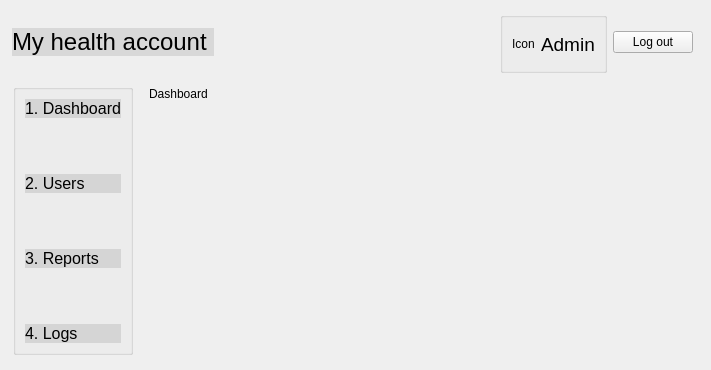
The window that adminmain.ui (Darijan444/COV-19-Desktop_App) describes before a commit, drawn with Qt 5.
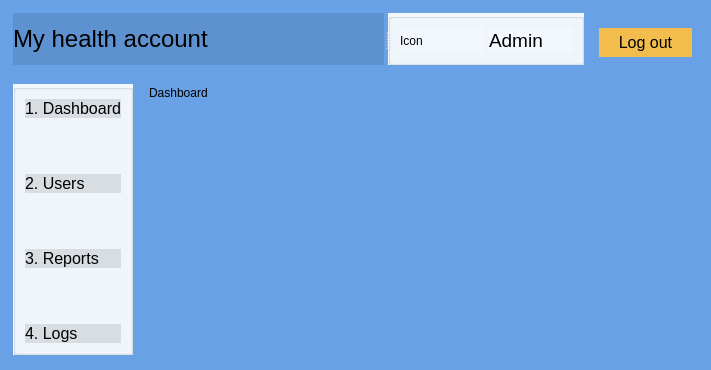
The same window after the commit.

Commit message: changed the color in admin part

Diff of the .ui file:
```diff
--- a/adminmain.ui
+++ b/adminmain.ui
@@ -13,94 +13,9 @@
   <property name="windowTitle">
    <string>Dialog</string>
   </property>
-  <widget class="QWidget" name="layoutWidget">
-   <property name="geometry">
-    <rect>
-     <x>12</x>
-     <y>12</y>
-     <width>681</width>
-     <height>61</height>
-    </rect>
-   </property>
-   <layout class="QHBoxLayout" name="horizontalLayout_3">
-    <item>
-     <widget class="QPushButton" name="pushButtonMyHealthAccount">
-      <property name="styleSheet">
-       <string notr="true">QPushButton {
-	background-color: rgb(0, 0, 0,0.1); 
-	border: none; 
-	color: rgb(0, 0, 0); 
-	font: 24px;
-	text-align: left;
-} 
-
-</string>
-      </property>
-      <property name="text">
-       <string>My health account </string>
-      </property>
-     </widget>
-    </item>
-    <item>
-     <spacer name="horizontalSpacer">
-      <property name="orientation">
-       <enum>Qt::Horizontal</enum>
-      </property>
-      <property name="sizeHint" stdset="0">
-       <size>
-        <width>188</width>
-        <height>20</height>
-       </size>
-      </property>
-     </spacer>
-    </item>
-    <item>
-     <widget class="QGroupBox" name="groupBox_6">
-      <property name="title">
-       <string/>
-      </property>
-      <layout class="QHBoxLayout" name="horizontalLayout_2">
-       <item>
-        <layout class="QHBoxLayout" name="horizontalLayout">
-         <item>
-          <widget class="QLabel" name="labelAdmin">
-           <property name="text">
-            <string>Icon</string>
-           </property>
-          </widget>
-         </item>
-         <item>
-          <widget class="QLabel" name="label_17">
-           <property name="font">
-            <font>
-             <family>.AppleSystemUIFont</family>
-             <pointsize>14</pointsize>
-             <italic>false</italic>
-             <bold>false</bold>
-            </font>
-           </property>
-           <property name="styleSheet">
-            <string notr="true">font: 14pt &quot;.AppleSystemUIFont&quot;;</string>
-           </property>
-           <property name="text">
-            <string>Admin</string>
-           </property>
-          </widget>
-         </item>
-        </layout>
-       </item>
-      </layout>
-     </widget>
-    </item>
-    <item>
-     <widget class="QPushButton" name="pushButtonLogout">
-      <property name="text">
-       <string>Log out</string>
-      </property>
-     </widget>
-    </item>
-   </layout>
-  </widget>
+  <property name="styleSheet">
+   <string notr="true">background-color: rgb(104, 161, 229);</string>
+  </property>
   <widget class="QWidget" name="gridLayoutWidget">
    <property name="geometry">
     <rect>
@@ -121,6 +36,9 @@
      <height>271</height>
     </rect>
    </property>
+   <property name="styleSheet">
+    <string notr="true">background-color: rgb(242, 248, 253)</string>
+   </property>
    <property name="title">
     <string/>
    </property>
@@ -262,18 +180,123 @@
    <property name="geometry">
     <rect>
      <x>149</x>
-     <y>84</y>
-     <width>77</width>
-     <height>19</height>
+     <y>82</y>
+     <width>141</width>
+     <height>21</height>
     </rect>
    </property>
    <property name="styleSheet">
-    <string notr="true">font: 16pt &quot;.AppleSystemUIFont&quot;;</string>
+    <string notr="true">font: 16pt &quot;.AppleSystemUIFont&quot;;
+background-color: rgb(104, 161, 229);</string>
    </property>
    <property name="text">
     <string>Dashboard</string>
    </property>
   </widget>
+  <widget class="QPushButton" name="pushButtonLogout">
+   <property name="geometry">
+    <rect>
+     <x>599</x>
+     <y>28</y>
+     <width>93</width>
+     <height>29</height>
+    </rect>
+   </property>
+   <property name="styleSheet">
+    <string notr="true">QPushButton {
+
+    background-color: rgb(242, 189, 76); 
+
+    border: none; 
+
+    color: rgb(0, 0, 0); 
+
+    font: 16px;
+
+} 
+
+QPushButton:hover { 
+
+    background-color: rgb(245, 149, 66); 
+
+    border: none; 
+
+    color: rgb(0, 43, 255); 
+
+}</string>
+   </property>
+   <property name="text">
+    <string>Log out</string>
+   </property>
+  </widget>
+  <widget class="QSplitter" name="splitter">
+   <property name="geometry">
+    <rect>
+     <x>13</x>
+     <y>13</y>
+     <width>571</width>
+     <height>52</height>
+    </rect>
+   </property>
+   <property name="orientation">
+    <enum>Qt::Horizontal</enum>
+   </property>
+   <widget class="QPushButton" name="pushButtonMyHealthAccount">
+    <property name="styleSheet">
+     <string notr="true">QPushButton {
+	background-color: rgb(0, 0, 0,0.1); 
+	border: none; 
+	color: rgb(0, 0, 0); 
+	font: 24px;
+	text-align: left;
+} 
+
+</string>
+    </property>
+    <property name="text">
+     <string>My health account </string>
+    </property>
+   </widget>
+   <widget class="QGroupBox" name="groupBox_6">
+    <property name="styleSheet">
+     <string notr="true">background-color: rgb(242, 248, 253)</string>
+    </property>
+    <property name="title">
+     <string/>
+    </property>
+    <layout class="QHBoxLayout" name="horizontalLayout_2">
+     <item>
+      <layout class="QHBoxLayout" name="horizontalLayout">
+       <item>
+        <widget class="QLabel" name="labelAdmin">
+         <property name="text">
+          <string>Icon</string>
+         </property>
+        </widget>
+       </item>
+       <item>
+        <widget class="QLabel" name="label_17">
+         <property name="font">
+          <font>
+           <family>.AppleSystemUIFont</family>
+           <pointsize>14</pointsize>
+           <italic>false</italic>
+           <bold>false</bold>
+          </font>
+         </property>
+         <property name="styleSheet">
+          <string notr="true">font: 14pt &quot;.AppleSystemUIFont&quot;;</string>
+         </property>
+         <property name="text">
+          <string>Admin</string>
+         </property>
+        </widget>
+       </item>
+      </layout>
+     </item>
+    </layout>
+   </widget>
+  </widget>
  </widget>
  <resources/>
  <connections/>
```
The commit also changes 14 other files.
